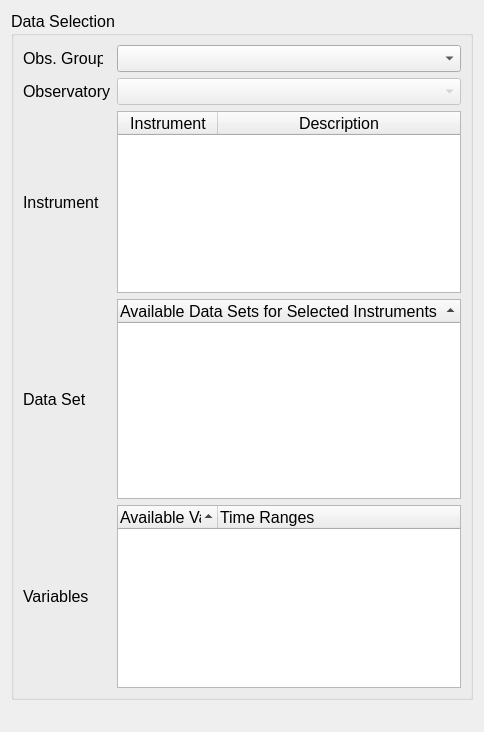
Before: the Qt Designer form plugins/vtkSpaceCraftInfoFilter/ScInfoPropWidget.ui in ghost-kit/archive, drawn with Qt 5.
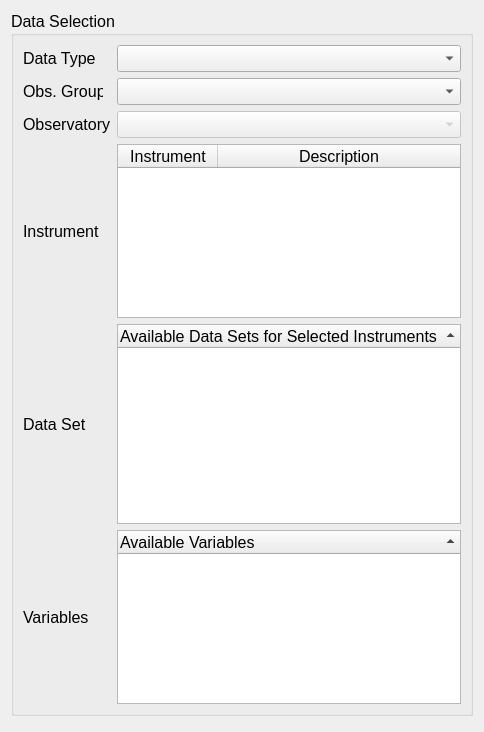
After: the same form once the commit is applied.

Commit message: vtkSpaceCraftInfo: fixed data-set selection pane.  Still need to code the apply() button for return of the Varaiable name strings

```diff
--- a/plugins/vtkSpaceCraftInfoFilter/ScInfoPropWidget.ui
+++ b/plugins/vtkSpaceCraftInfoFilter/ScInfoPropWidget.ui
@@ -40,21 +40,50 @@
       <string>Data Selection</string>
      </property>
      <layout class="QGridLayout" name="gridLayout_2">
-      <item row="3" column="0">
-       <widget class="QLabel" name="Instruments_Label">
+      <item row="2" column="0">
+       <widget class="QLabel" name="Group_Label">
+        <property name="maximumSize">
+         <size>
+          <width>80</width>
+          <height>16777215</height>
+         </size>
+        </property>
         <property name="text">
-         <string>Instrument</string>
+         <string>Obs. Group</string>
         </property>
        </widget>
       </item>
-      <item row="6" column="0">
-       <widget class="QLabel" name="Variables_Label">
-        <property name="text">
-         <string>Variables</string>
+      <item row="7" column="2">
+       <widget class="QTreeWidget" name="Variables">
+        <property name="minimumSize">
+         <size>
+          <width>265</width>
+          <height>165</height>
+         </size>
         </property>
+        <property name="alternatingRowColors">
+         <bool>true</bool>
+        </property>
+        <property name="selectionMode">
+         <enum>QAbstractItemView::ExtendedSelection</enum>
+        </property>
+        <property name="sortingEnabled">
+         <bool>true</bool>
+        </property>
+        <property name="animated">
+         <bool>true</bool>
+        </property>
+        <property name="columnCount">
+         <number>1</number>
+        </property>
+        <column>
+         <property name="text">
+          <string>Available Variables</string>
+         </property>
+        </column>
        </widget>
       </item>
-      <item row="3" column="2">
+      <item row="4" column="2">
        <widget class="QTableWidget" name="Instruments">
         <property name="minimumSize">
          <size>
@@ -107,54 +136,55 @@
         </column>
        </widget>
       </item>
-      <item row="1" column="0">
-       <widget class="QLabel" name="Group_Label">
+      <item row="2" column="2">
+       <widget class="QComboBox" name="Group">
+        <property name="enabled">
+         <bool>true</bool>
+        </property>
+        <property name="minimumSize">
+         <size>
+          <width>265</width>
+          <height>0</height>
+         </size>
+        </property>
         <property name="maximumSize">
          <size>
-          <width>80</width>
+          <width>16777215</width>
           <height>16777215</height>
          </size>
         </property>
-        <property name="text">
-         <string>Obs. Group</string>
+        <property name="focusPolicy">
+         <enum>Qt::ClickFocus</enum>
         </property>
+        <item>
+         <property name="text">
+          <string/>
+         </property>
+        </item>
        </widget>
       </item>
-      <item row="4" column="0">
+      <item row="5" column="0">
        <widget class="QLabel" name="DataSet_Label">
         <property name="text">
          <string>Data Set</string>
         </property>
        </widget>
       </item>
-      <item row="1" column="2">
-       <widget class="QComboBox" name="Group">
-        <property name="enabled">
-         <bool>true</bool>
+      <item row="4" column="0">
+       <widget class="QLabel" name="Instruments_Label">
+        <property name="text">
+         <string>Instrument</string>
         </property>
-        <property name="minimumSize">
-         <size>
-          <width>265</width>
-          <height>0</height>
-         </size>
+       </widget>
+      </item>
+      <item row="7" column="0">
+       <widget class="QLabel" name="Variables_Label">
+        <property name="text">
+         <string>Variables</string>
         </property>
-        <property name="maximumSize">
-         <size>
-          <width>16777215</width>
-          <height>16777215</height>
-         </size>
-        </property>
-        <property name="focusPolicy">
-         <enum>Qt::ClickFocus</enum>
-        </property>
-        <item>
-         <property name="text">
-          <string/>
-         </property>
-        </item>
        </widget>
       </item>
-      <item row="2" column="2">
+      <item row="3" column="2">
        <widget class="QComboBox" name="Observatory">
         <property name="enabled">
          <bool>false</bool>
@@ -181,14 +211,14 @@
         </item>
        </widget>
       </item>
-      <item row="2" column="0">
+      <item row="3" column="0">
        <widget class="QLabel" name="Observatory_Label">
         <property name="text">
          <string>Observatory</string>
         </property>
        </widget>
       </item>
-      <item row="4" column="2">
+      <item row="5" column="2">
        <widget class="QTreeWidget" name="DataSet">
         <property name="minimumSize">
          <size>
@@ -233,41 +263,16 @@
         </column>
        </widget>
       </item>
-      <item row="6" column="2">
-       <widget class="QTreeWidget" name="Variables">
-        <property name="minimumSize">
-         <size>
-          <width>265</width>
-          <height>165</height>
-         </size>
+      <item row="1" column="0">
+       <widget class="QLabel" name="DataType_Label">
+        <property name="text">
+         <string>Data Type</string>
         </property>
-        <property name="alternatingRowColors">
-         <bool>true</bool>
-        </property>
-        <property name="selectionMode">
-         <enum>QAbstractItemView::ExtendedSelection</enum>
-        </property>
-        <property name="sortingEnabled">
-         <bool>true</bool>
-        </property>
-        <property name="animated">
-         <bool>true</bool>
-        </property>
-        <property name="columnCount">
-         <number>2</number>
-        </property>
-        <column>
-         <property name="text">
-          <string>Available Variables</string>
-         </property>
-        </column>
-        <column>
-         <property name="text">
-          <string>Time Ranges</string>
-         </property>
-        </column>
        </widget>
       </item>
+      <item row="1" column="2">
+       <widget class="QComboBox" name="DataType"/>
+      </item>
      </layout>
      <zorder>Group</zorder>
      <zorder>Observatory</zorder>
@@ -279,6 +284,8 @@
      <zorder>Instruments</zorder>
      <zorder>Variables_Label</zorder>
      <zorder>Variables</zorder>
+     <zorder>DataType_Label</zorder>
+     <zorder>DataType</zorder>
     </widget>
    </item>
   </layout>
```
The commit also changes 2 other files.
